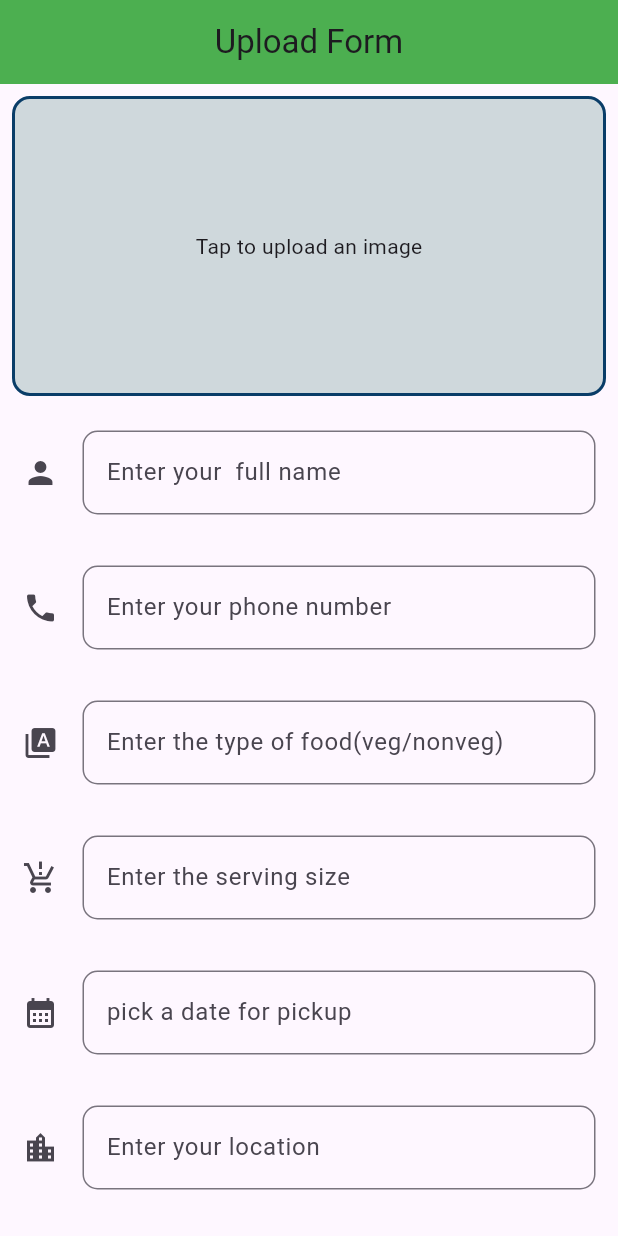
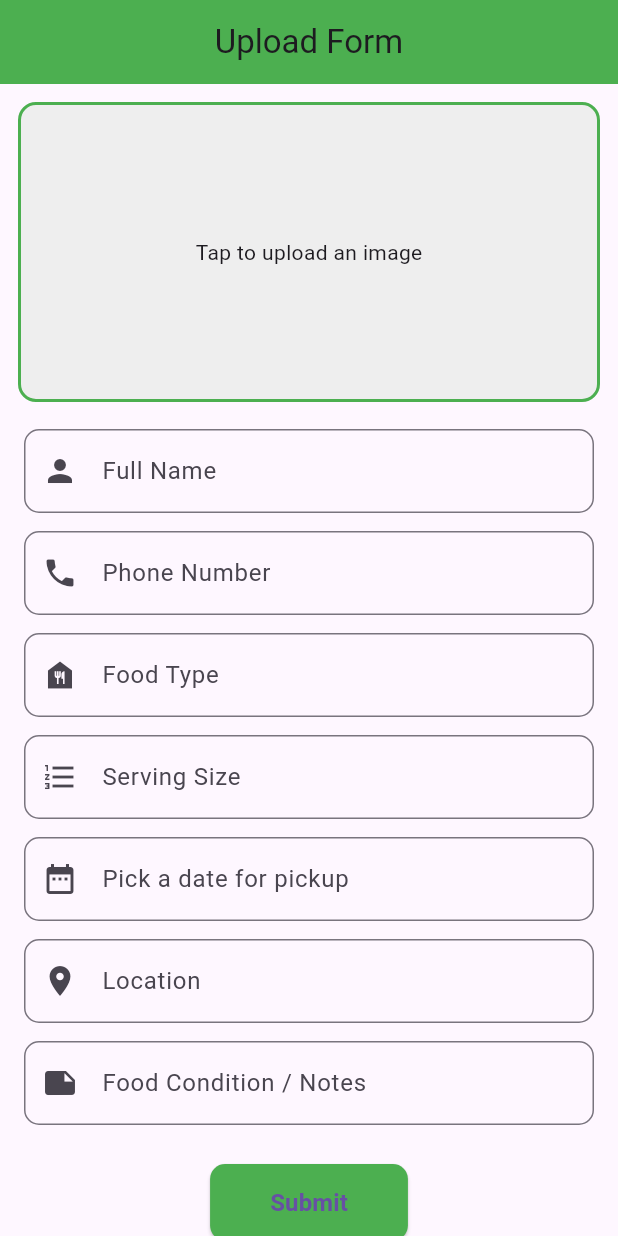
Before and after one commit to haifanazeer1/Share-the-meal, a Flutter app: the screen it shows after launch, on a phone screen of 412 x 824 dp. Run offline on Flutter 3.47's test engine with Material 3 defaults, Android fonts, the light colour scheme and no system bars; our stand-ins replace cloud_firestore, firebase_core, firebase_storage, fl_chart, image_picker; accounts and stored records are empty.

Commit message:
picture in form issue resolved

```diff
--- a/lib/bottomnavbar/upload.dart
+++ b/lib/bottomnavbar/upload.dart
@@ -1,9 +1,10 @@
+import 'dart:io';
+import 'dart:typed_data';
+
+import 'package:flutter/foundation.dart'; // for kIsWeb
 import 'package:flutter/material.dart';
-import 'package:share_the_meal_app/widgets/custom_text_input.dart';
-import 'package:cloud_firestore/cloud_firestore.dart';
-import 'dart:io';
 import 'package:image_picker/image_picker.dart';
-import 'package:firebase_storage/firebase_storage.dart';
+import 'package:share_the_meal_app/bottomnavbar/backend.dart';
 
 class UploadFormScreen extends StatefulWidget {
   const UploadFormScreen({super.key});
@@ -13,7 +14,51 @@ class UploadFormScreen extends StatefulWidget {
 }
 
 class _UploadFormScreenState extends State<UploadFormScreen> {
+  final TextEditingController _name = TextEditingController();
+  final TextEditingController _type = TextEditingController();
+  final TextEditingController _servesize = TextEditingController();
+  final TextEditingController _phone = TextEditingController();
+  final TextEditingController _date = TextEditingController();
+  final TextEditingController _location = TextEditingController();
+  final TextEditingController _notes = TextEditingController();
+
+  File? _imageFile; // For mobile
+  Uint8List? _webImage; // For web bytes
+
+  final ImagePicker _picker = ImagePicker();
   DateTime? _selectedDate;
+
+  bool _isLoading = false;
+  final FirebaseService _firebaseService = FirebaseService();
+
+  Future<void> _pickImage() async {
+    try {
+      final XFile? pickedImage =
+          await _picker.pickImage(source: ImageSource.gallery);
+
+      if (pickedImage != null) {
+        if (kIsWeb) {
+          // On web, load bytes
+          Uint8List imageBytes = await pickedImage.readAsBytes();
+          setState(() {
+            _webImage = imageBytes;
+            _imageFile = null;
+          });
+        } else {
+          // On mobile, use File
+          setState(() {
+            _imageFile = File(pickedImage.path);
+            _webImage = null;
+          });
+        }
+      }
+    } catch (e) {
+      ScaffoldMessenger.of(context).showSnackBar(
+        SnackBar(content: Text('Failed to pick image: $e')),
+      );
+    }
+  }
+
   Future<void> _selectDate(BuildContext context) async {
     final DateTime? picked = await showDatePicker(
       context: context,
@@ -22,7 +67,7 @@ class _UploadFormScreenState extends State<UploadFormScreen> {
       lastDate: DateTime(2100),
     );
 
-    if (picked != null && picked != _selectedDate) {
+    if (picked != null) {
       setState(() {
         _selectedDate = picked;
         _date.text = _formatDate(picked);
@@ -34,32 +79,104 @@ class _UploadFormScreenState extends State<UploadFormScreen> {
     return '${date.year}-${date.month.toString().padLeft(2, '0')}-${date.day.toString().padLeft(2, '0')}';
   }
 
-  Future<void> _pickImage() async {
-    final XFile? pickedImage =
-        await _picker.pickImage(source: ImageSource.gallery);
-    if (pickedImage != null) {
+  Widget _buildTextField(
+    TextEditingController controller,
+    Icon icon,
+    String hintText, {
+    bool readOnly = false,
+    VoidCallback? onTap,
+  }) {
+    return Padding(
+      padding: const EdgeInsets.symmetric(horizontal: 16.0, vertical: 6),
+      child: TextField(
+        controller: controller,
+        readOnly: readOnly,
+        onTap: onTap,
+        decoration: InputDecoration(
+          prefixIcon: icon,
+          hintText: hintText,
+          border: OutlineInputBorder(borderRadius: BorderRadius.circular(10)),
+        ),
+      ),
+    );
+  }
+
+  Future<void> _submitForm() async {
+    if (_imageFile == null && _webImage == null) {
+      ScaffoldMessenger.of(context).showSnackBar(
+        const SnackBar(content: Text('Please upload an image')),
+      );
+      return;
+    }
+    if (_name.text.isEmpty ||
+        _phone.text.isEmpty ||
+        _type.text.isEmpty ||
+        _servesize.text.isEmpty ||
+        _date.text.isEmpty ||
+        _location.text.isEmpty) {
+      ScaffoldMessenger.of(context).showSnackBar(
+        const SnackBar(content: Text('Please fill all required fields')),
+      );
+      return;
+    }
+
+    try {
       setState(() {
-        _imageFile = File(pickedImage.path);
+        _isLoading = true;
       });
+
+      // Upload image based on platform
+      String imageUrl = await _firebaseService.uploadImage(
+        imageFile: _imageFile,
+        imageBytes: _webImage,
+      );
+
+      // Save data
+      await _firebaseService.saveMealData(
+        name: _name.text.trim(),
+        phone: _phone.text.trim(),
+        type: _type.text.trim(),
+        serveSize: _servesize.text.trim(),
+        date: _date.text.trim(),
+        location: _location.text.trim(),
+        notes: _notes.text.trim(),
+        imageUrl: imageUrl,
+      );
+
+      setState(() {
+        _isLoading = false;
+        _name.clear();
+        _phone.clear();
+        _type.clear();
+        _servesize.clear();
+        _date.clear();
+        _location.clear();
+        _notes.clear();
+        _imageFile = null;
+        _webImage = null;
+        _selectedDate = null;
+      });
+
+      ScaffoldMessenger.of(context).showSnackBar(
+        const SnackBar(content: Text('Form submitted successfully!')),
+      );
+    } catch (e) {
+      setState(() {
+        _isLoading = false;
+      });
+      ScaffoldMessenger.of(context).showSnackBar(
+        SnackBar(content: Text('Submission failed: $e')),
+      );
     }
   }
-
-  final TextEditingController _name = TextEditingController();
-  final TextEditingController _type = TextEditingController();
-  final TextEditingController _servesize = TextEditingController();
-  final TextEditingController _phone = TextEditingController();
-  final TextEditingController _date = TextEditingController();
-  final TextEditingController _location = TextEditingController();
-  final TextEditingController _notes = TextEditingController();
-  File? _imageFile;
-  final ImagePicker _picker = ImagePicker();
 
   @override
   Widget build(BuildContext context) {
     return Scaffold(
       appBar: AppBar(
+        title: const Text("Upload Form"),
         backgroundColor: Colors.green,
-          title: const Center(child: Text("Upload Form")),
+        centerTitle: true,
       ),
       body: SingleChildScrollView(
         child: Column(
@@ -67,141 +184,64 @@ class _UploadFormScreenState extends State<UploadFormScreen> {
             GestureDetector(
               onTap: _pickImage,
               child: Padding(
-                padding: const EdgeInsets.all(8.0),
+                padding: const EdgeInsets.all(12.0),
                 child: Container(
+                  height: 200,
                   width: double.infinity,
-                  height: 200,
                   decoration: BoxDecoration(
-                    color: Colors.blueGrey[100],
+                    color: Colors.grey[200],
+                    border: Border.all(color: Colors.green, width: 2),
                     borderRadius: BorderRadius.circular(12),
-                    border: Border.all(
-                      color: const Color.fromARGB(255, 10, 61, 104),
-                      width: 2,
-                    ),
                     image: _imageFile != null
                         ? DecorationImage(
                             image: FileImage(_imageFile!),
                             fit: BoxFit.cover,
                           )
+                        : _webImage != null
+                            ? DecorationImage(
+                                image: MemoryImage(_webImage!),
+                                fit: BoxFit.cover,
+                              )
                             : null,
                   ),
-                  child: _imageFile == null
+                  child: _imageFile == null && _webImage == null
                       ? const Center(child: Text("Tap to upload an image"))
                       : null,
                 ),
               ),
             ),
-            /*GestureDetector(
-              onTap: () {},
-              child: Padding(
-                padding: const EdgeInsets.all(8.0),
-                child: Container(
-                  width: double.infinity,
-                  height: 200,
-                  decoration: BoxDecoration(
-                    color: Colors.blueGrey[100],
-                    borderRadius: BorderRadius.circular(12),
-                    border: Border.all(color: const Color.fromARGB(255, 10, 61, 104), width: 2),
+            _buildTextField(_name, const Icon(Icons.person), 'Full Name'),
+            _buildTextField(_phone, const Icon(Icons.phone), 'Phone Number'),
+            _buildTextField(_type, const Icon(Icons.food_bank), 'Food Type'),
+            _buildTextField(_servesize, const Icon(Icons.format_list_numbered),
+                'Serving Size'),
+            _buildTextField(
+                _date, const Icon(Icons.date_range), 'Pick a date for pickup',
+                readOnly: true, onTap: () => _selectDate(context)),
+            _buildTextField(
+                _location, const Icon(Icons.location_on), 'Location'),
+            _buildTextField(
+                _notes, const Icon(Icons.note), 'Food Condition / Notes'),
+            const SizedBox(height: 20),
+            _isLoading
+                ? const CircularProgressIndicator()
+                : ElevatedButton(
+                    onPressed: _submitForm,
+                    style: ElevatedButton.styleFrom(
+                      backgroundColor: Colors.green,
+                      padding: const EdgeInsets.symmetric(
+                          horizontal: 40, vertical: 14),
+                      shape: RoundedRectangleBorder(
+                          borderRadius: BorderRadius.circular(10)),
+                    ),
+                    child: const Text("Submit",
+                        style: TextStyle(
+                            fontSize: 16, fontWeight: FontWeight.bold)),
+                  ),
+            const SizedBox(height: 20),
+          ],
         ),
       ),
-              ),
-            ),*/
-            CustomTextInput(
-              controller: _name,
-              icon: const Icon(Icons.person),
-              hint: 'Enter your  full name',
-              isObscure: false,
-            ),
-            CustomTextInput(
-              controller: _phone,
-              icon: const Icon(Icons.phone),
-              hint: 'Enter your phone number',
-              isObscure: false,
-            ),
-            CustomTextInput(
-              controller: _type,
-              icon: const Icon(Icons.type_specimen),
-              hint: 'Enter the type of food(veg/nonveg)',
-              isObscure: false,
-            ),
-            CustomTextInput(
-              controller: _servesize,
-              icon: const Icon(Icons.production_quantity_limits),
-              hint: 'Enter the serving size',
-              isObscure: false,
-            ),
-            CustomTextInput(
-              controller: _date,
-              onTap: () => _selectDate(context),
-              icon: const Icon(Icons.calendar_month),
-              hint: 'pick a date for pickup',
-              isObscure: false,
-            ),
-            CustomTextInput(
-              controller: _location,
-              icon: const Icon(Icons.location_city),
-              hint: 'Enter your location',
-              isObscure: false,
-            ),
-            CustomTextInput(
-              controller: _notes,
-              icon: const Icon(Icons.description),
-              hint: 'Describe the condition of the food',
-              isObscure: false,
-            ),
-            ElevatedButton(
-              onPressed: () async {
-                try {
-                  String? imageUrl;
-                  if (_imageFile != null) {
-                    final storageRef = FirebaseStorage.instance.ref().child(
-                        'uploads/${DateTime.now().millisecondsSinceEpoch}.jpg');
-                    final UploadTask = await storageRef.putFile(_imageFile!);
-                    print("upload complete");
-                    imageUrl = await storageRef.getDownloadURL();
-                    print("image URL: $imageUrl");
-                  }
-                  await FirebaseFirestore.instance.collection('meals').add({
-                    'name': _name.text,
-                    'phone': _phone.text,
-                    'type': _type.text,
-                    'serving_size': _servesize.text,
-                    'pickup_date': _date.text,
-                    'location': _location.text,
-                    'notes': _notes.text,
-                    'image_url': imageUrl,
-                    'timestamp': FieldValue.serverTimestamp(),
-                  });
-
-                  ScaffoldMessenger.of(context).showSnackBar(
-                    const SnackBar(
-                        content: Text('Data submitted successfully!')),
-                  );
-
-                  Navigator.pop(
-                      context); // Optionally return to the previous screen
-                } catch (e) {
-                  String errorMessage = 'An error occurred';
-                  if (e is FirebaseException) {
-                    errorMessage = e.message ?? errorMessage;
-                  }
-                  ScaffoldMessenger.of(context).showSnackBar(
-                    SnackBar(content: Text('Failed to submit: $errorMessage')),
     );
   }
-              },
-              style: ElevatedButton.styleFrom(
-                backgroundColor: Colors.green,
-                foregroundColor: Colors.white,
-                shape: RoundedRectangleBorder(
-                    borderRadius: BorderRadius.circular(10)),
-                padding:
-                    const EdgeInsets.symmetric(vertical: 14, horizontal: 30),
-              ),
-              child: const Text("Submit",
-                  style: TextStyle(fontSize: 16, fontWeight: FontWeight.bold)),
-            ),
-          ],
-        )));
 }
-}
```
Also changed, not shown: lib/bottomnavbar/backend.dart (added, +71 -0 lines), 1 other file. Lines whose indentation alone changed are shown as unchanged.
